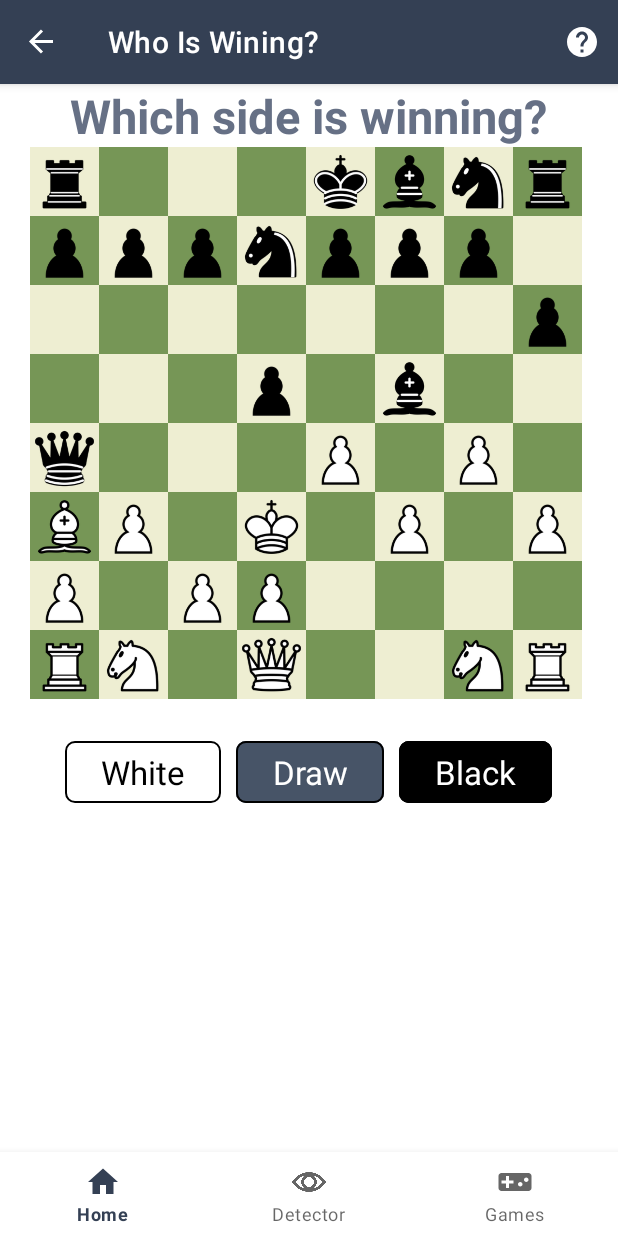
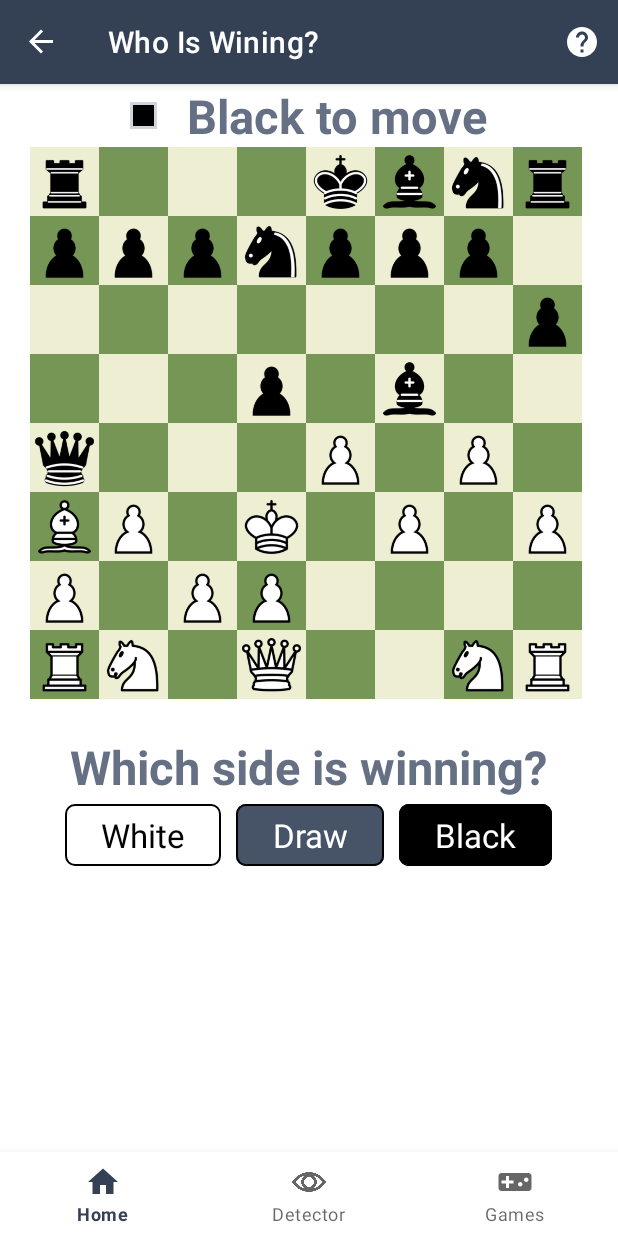
Before and after one commit to trnKhanh/chess-project, an Android app: the EvaluationGameFragment screen opened through its navigation route, on a phone screen of 412 x 824 dp. Run offline under Robolectric (Android 15) with nearby library versions, the phone set to English and light mode, and no system bars; our stand-ins replace navigation-ui; libraries missing offline, so code that uses them is left out: org.opencv.android.

Commit message:
Improve clarity of guess the evaluation games

```diff
--- a/app/src/main/java/com/chessproject/ui/games/EvaluationGameFragment.java
+++ b/app/src/main/java/com/chessproject/ui/games/EvaluationGameFragment.java
@@ -91,6 +91,14 @@ public class EvaluationGameFragment extends Fragment {
     void startGame() {
         mCurrentRecord = EvaluationGameDataset.getInstance(requireContext()).nextRecord();
         binding.chessboard.setFen(mCurrentRecord.first);
+
+        if (binding.chessboard.getBoard().isWhiteTurn()) {
+            binding.sideToMove.setText("White to move");
+            binding.sideToMoveIcon.setBackground(requireContext().getDrawable(R.drawable.white_side));
+        } else {
+            binding.sideToMove.setText("Black to move");
+            binding.sideToMoveIcon.setBackground(requireContext().getDrawable(R.drawable.black_side));
+        }
         Log.d(TAG, mCurrentRecord.second);
     }
 }
--- a/app/src/main/java/com/chessproject/ui/home/HomeFragment.java
+++ b/app/src/main/java/com/chessproject/ui/home/HomeFragment.java
@@ -48,13 +48,13 @@ public class HomeFragment extends Fragment{
 
         buttonStartDetection = root.findViewById(R.id.button_start_detection);
         exploreGameLayout = root.findViewById(R.id.container_game);
+        navController = NavHostFragment.findNavController(this);
         setupListener();
         return root;
     }
 
     private void setupListener() {
         buttonStartDetection.setOnClickListener(view -> {
-            navController = NavHostFragment.findNavController(this);
             navController.navigate(R.id.navigation_camera);
         });
         exploreGameLayout.setOnClickListener(view -> {
--- a/app/src/main/res/layout/fragment_evaluation_game.xml
+++ b/app/src/main/res/layout/fragment_evaluation_game.xml
@@ -11,13 +11,19 @@
         android:layout_height="wrap_content"
         android:orientation="horizontal"
         android:layout_gravity="center">
+        <View
+            android:layout_width="8pt"
+            android:layout_height="8pt"
+            android:background="@color/black"
+            android:layout_gravity="center"
+            android:layout_marginEnd="20dp"
+            android:id="@+id/side_to_move_icon"/>
         <TextView
             android:layout_width="wrap_content"
             android:layout_height="wrap_content"
             android:layout_gravity="center"
             android:id="@+id/side_to_move"
             android:textColor="@color/gray_500"
-            android:text="@string/evaluation_question"
             android:textStyle="bold"
             android:textSize="14pt"/>
     </LinearLayout>
@@ -28,6 +34,20 @@
         android:id="@+id/chessboard"
         android:layout_marginHorizontal="20dp"
         android:layout_marginBottom="20dp"/>
+    <LinearLayout
+        android:layout_width="wrap_content"
+        android:layout_height="wrap_content"
+        android:orientation="horizontal"
+        android:layout_gravity="center">
+        <TextView
+            android:layout_width="wrap_content"
+            android:layout_height="wrap_content"
+            android:layout_gravity="center"
+            android:textColor="@color/gray_500"
+            android:text="@string/evaluation_question"
+            android:textStyle="bold"
+            android:textSize="14pt"/>
+    </LinearLayout>
     <LinearLayout
         android:layout_width="wrap_content"
         android:layout_height="wrap_content"
```
